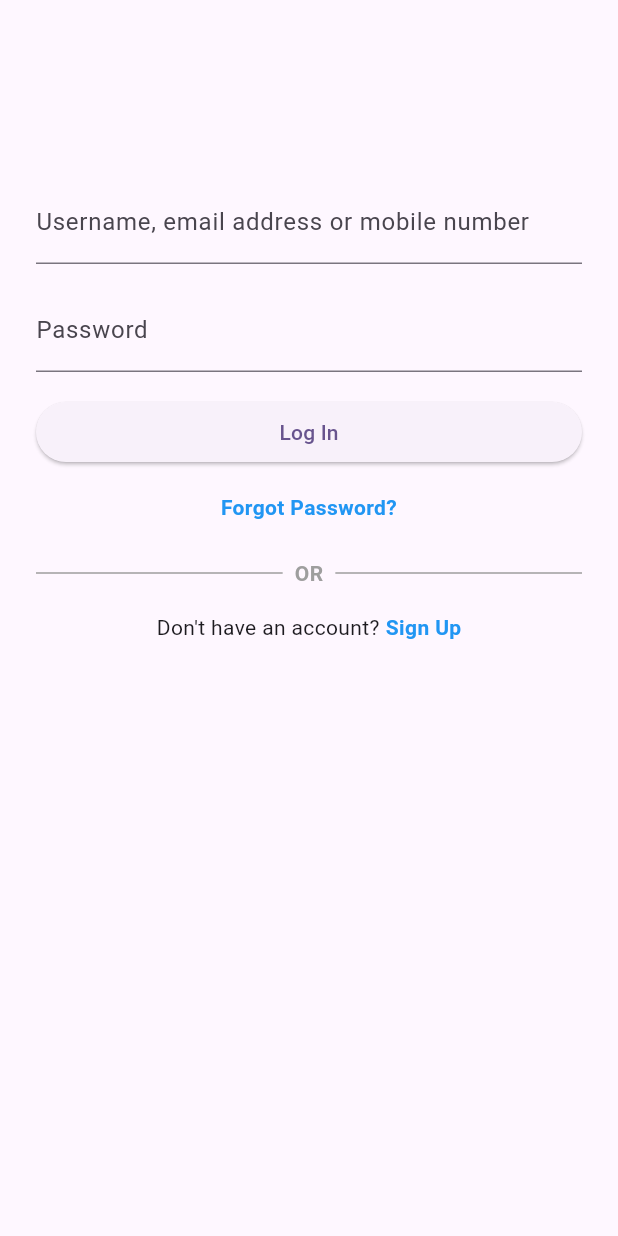
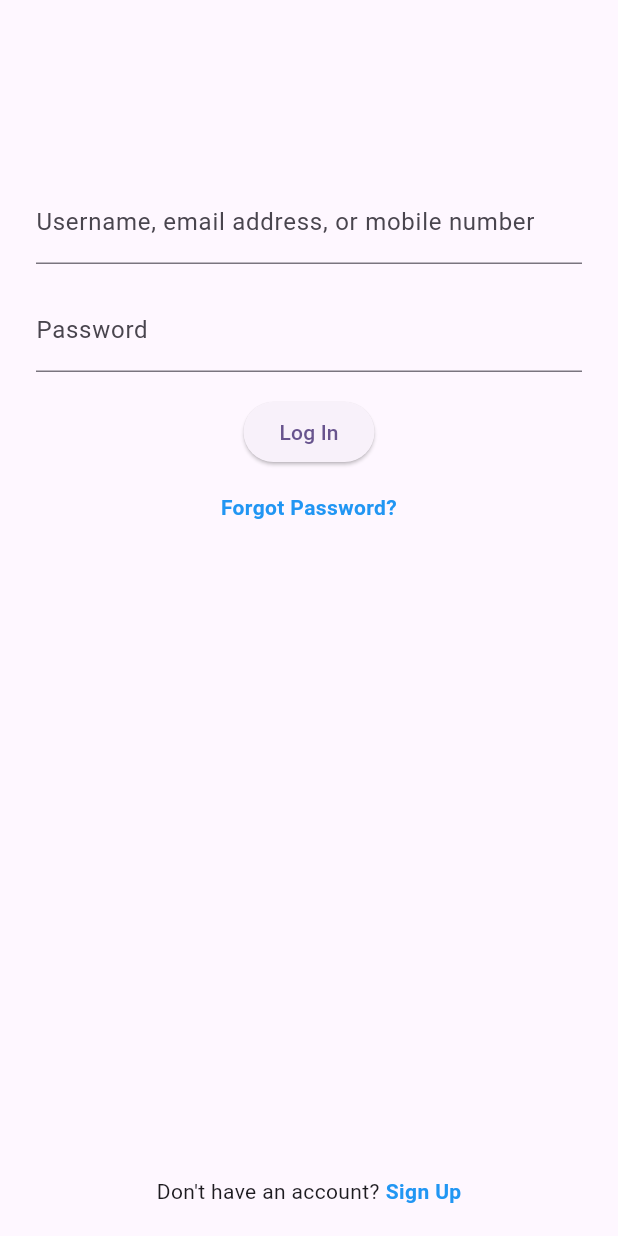
Before and after one commit to AndrewEllen/instagram-clone, a Flutter app: the LoginPage screen opened directly, on a phone screen of 412 x 824 dp. Run offline on Flutter 3.47's test engine with Material 2 defaults, Android fonts, the phone set to English and light mode, and no system bars.

```diff
--- a/lib/pages/Login/user_login_page.dart
+++ b/lib/pages/Login/user_login_page.dart
@@ -1,21 +1,26 @@
+/*
+Under normal circumstances I wouldn't comment such obvious code, but due
+to being new to flutter and wanting to make sure I understand what is going on,
+and being able to refer back to the code later on, I have left comments so
+I don't forget
+
+-Lewis
+ */
+
 import 'package:flutter/material.dart';
+import 'package:instagram_clone/pages/UserRegistration/user_registration_page.dart';
 
 void main() {
-  runApp(const InstagramLoginClone());
+  runApp(const MyApp());
 }
 
-class InstagramLoginClone extends StatelessWidget {
-  const InstagramLoginClone({Key? key}) : super(key: key);
+class MyApp extends StatelessWidget {
+  const MyApp({super.key});
 
   @override
   Widget build(BuildContext context) {
-    return MaterialApp(
-      title: 'Instagram Login Clone',
-      theme: ThemeData(
-        primarySwatch: Colors.blue,
-        visualDensity: VisualDensity.adaptivePlatformDensity,
-      ),
-      home: const LoginPage(),
+    return const MaterialApp(
+      home: LoginPage(),
     );
   }
 }
@@ -26,93 +31,79 @@ class LoginPage extends StatelessWidget {
   @override
   Widget build(BuildContext context) {
     return Scaffold(
-      body: SingleChildScrollView(
-        child: Container(
-          alignment: Alignment.center,
-          padding: const EdgeInsets.symmetric(horizontal: 24.0),
+      body: Container(
+        alignment: Alignment.center,  // Aligns the child widgets to the center of the container
+        padding: const EdgeInsets.symmetric(horizontal: 24.0),  // Sets horizontal padding
         child: Column(
-            mainAxisAlignment: MainAxisAlignment.center,
-            crossAxisAlignment: CrossAxisAlignment.stretch,
+          mainAxisAlignment: MainAxisAlignment.spaceBetween,  // Distributes child widgets evenly along the vertical axis
+          crossAxisAlignment: CrossAxisAlignment.stretch,  // Stretches child widgets to fill the horizontal space
           children: <Widget>[
-              const SizedBox(height: 80.0),
-              /*
-              Image.asset(
-                'logo.png', TODO: Add our logo or use instagram default
-                height: 80.0,
-              ),
-              */
-              const SizedBox(height: 40.0),
+            Column(
+              mainAxisAlignment: MainAxisAlignment.center,  // Aligns child widgets to the center vertically
+              children: <Widget>[
+                const SizedBox(height: 80.0),  // Adds vertical spacing
+                // Image.asset(
+                //   '../../assets/logo.png', can't seem to get this working
+                //   height: 80.0,
+                // ),
+                const SizedBox(height: 40.0),  // Adds vertical spacing
                 const TextField(
                   decoration: InputDecoration(
-                  labelText: 'Username, email address or mobile number',
+                    labelText: 'Username, email address, or mobile number',  // Adds a label to the text field
                   ),
                 ),
-              const SizedBox(height: 16.0),
+                const SizedBox(height: 16.0),  // Adds vertical spacing
                 const TextField(
                   obscureText: true,
                   decoration: InputDecoration(
-                  labelText: 'Password',
+                    labelText: 'Password',  // Adds a label to the text field
                   ),
                 ),
-              const SizedBox(height: 16.0),
+                const SizedBox(height: 16.0),  // Adds vertical spacing
                 ElevatedButton(
-                onPressed: () {},
-                child: const Text('Log In'),
+                  onPressed: () {},  // Defines the function to be executed when the button is pressed
+                  child: const Text('Log In'),  // Displays the text on the button
                 ),
-              const SizedBox(height: 16.0),
+                const SizedBox(height: 16.0),  // Adds vertical spacing
                 const Text(
                   'Forgot Password?',
                   textAlign: TextAlign.center,
                   style: TextStyle(
-                  color: Colors.blue,
-                  fontWeight: FontWeight.w600,
+                    color: Colors.blue,  // Sets the color of the text
+                    fontWeight: FontWeight.w600,  // Sets the font weight of the text
                   ),
                 ),
-              const SizedBox(height: 24.0),
-              Row(
-                mainAxisAlignment: MainAxisAlignment.center,
+                const SizedBox(height: 24.0),  // Adds vertical spacing
+              ],
+            ),
+            Padding(
+              padding: const EdgeInsets.only(bottom: 20.0),
+              child: Row(
+                mainAxisAlignment: MainAxisAlignment.center,  // Aligns child widgets to the center horizontally
                 children: <Widget>[
-                  Expanded(
-                    child: Container(
-                      height: 1.0,
-                      color: Colors.grey,
+                  const Text('Don\'t have an account?'),  // Displays the text
+                  const SizedBox(width: 4.0),  // Adds horizontal spacing
+                  GestureDetector(
+                    onTap: () {
+                      Navigator.push(
+                        context,
+                        MaterialPageRoute(
+                          builder: (context) => const SignupPage(),  // Navigates to the SignupPage when tapped
                         ),
+                      );
+                    },
+                    child: const Text(
+                      'Sign Up',
+                      style: TextStyle(
+                        color: Colors.blue,  // Sets the color of the text
+                        fontWeight: FontWeight.w600,  // Sets the font weight of the text
                       ),
-                  const Padding(
-                    padding: EdgeInsets.symmetric(horizontal: 8.0),
-                    child: Text(
-                      'OR',
-                      style: TextStyle(
-                        color: Colors.grey,
-                        fontWeight: FontWeight.w600,
-                      ),
-                    ),
-                  ),
-                  Expanded(
-                    child: Container(
-                      height: 1.0,
-                      color: Colors.grey,
                     ),
                   ),
                 ],
               ),
-              const SizedBox(height: 16.0),
-              const Row(
-                mainAxisAlignment: MainAxisAlignment.center,
-                children: <Widget>[
-                  Text('Don\'t have an account?'),
-                  SizedBox(width: 4.0),
-                  Text(
-                    'Sign Up',
-                    style: TextStyle(
-                      color: Colors.blue,
-                      fontWeight: FontWeight.w600,
-                    ),
             ),
           ],
-              ),
-            ],
-          ),
         ),
       ),
     );
```
Also changed, not shown: lib/pages/UserRegistration/user_registration_confirmation_page.dart (+28 -4 lines), lib/pages/UserRegistration/user_registration_page.dart (+23 -14 lines). Lines whose indentation alone changed are shown as unchanged.
